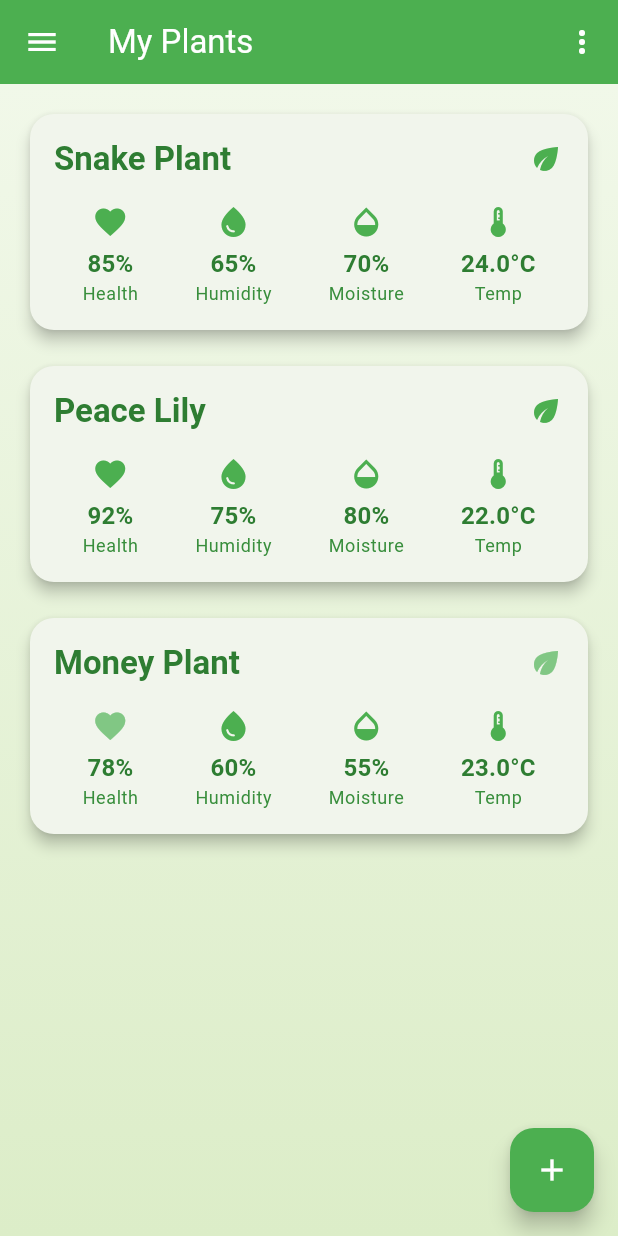
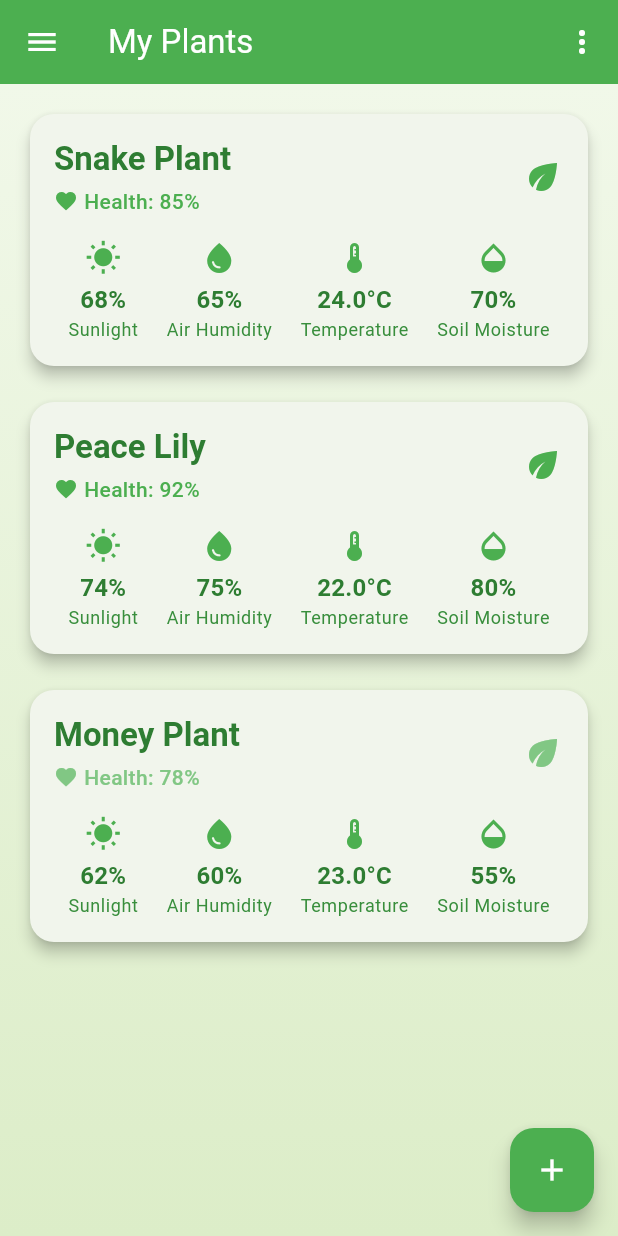
Before and after one commit to Ansh934/poudha, a Flutter app: the HomePage screen opened by its route, on a phone screen of 412 x 824 dp. Run offline on Flutter 3.47's test engine with Material 3 defaults, Android fonts, the light colour scheme and no system bars.

Commit message:
Enhance plant metrics card with improved layout and metrics display
- Refactored PlantMetricsCard to show more detailed health information
- Added health icon and percentage to plant name section
- Reorganized metrics columns with more descriptive labels
- Updated health color logic to use AppColors
- Increased icon sizes and improved visual hierarchy

```diff
--- a/lib/pages/home_page.dart
+++ b/lib/pages/home_page.dart
@@ -207,16 +207,42 @@ class _PlantMetricsCard extends StatelessWidget {
               Row(
                 mainAxisAlignment: MainAxisAlignment.spaceBetween,
                 children: [
-                  Text(
-                    plantName,
-                    style: Theme.of(context).textTheme.titleLarge?.copyWith(
-                          color: AppColors.darkGreen,
-                          fontWeight: FontWeight.bold,
+                  Expanded(
+                    child: Column(
+                      crossAxisAlignment: CrossAxisAlignment.start,
+                      children: [
+                        Text(
+                          plantName,
+                          style: Theme.of(context).textTheme.titleLarge?.copyWith(
+                                color: AppColors.darkGreen,
+                                fontWeight: FontWeight.bold,
+                              ),
                         ),
+                        const SizedBox(height: 4),
+                        Row(
+                          children: [
+                            Icon(
+                              Icons.favorite,
+                              size: 16,
+                              color: _getHealthColor(health),
+                            ),
+                            const SizedBox(width: 4),
+                            Text(
+                              'Health: $health%',
+                              style: Theme.of(context).textTheme.bodyMedium?.copyWith(
+                                    color: _getHealthColor(health),
+                                    fontWeight: FontWeight.w500,
+                                  ),
+                            ),
+                          ],
+                        ),
+                      ],
+                    ),
                   ),
                   Icon(
                     Icons.eco,
                     color: health > 80 ? AppColors.primary : AppColors.secondary,
+                    size: 28,
                   ),
                 ],
               ),
@@ -225,27 +251,27 @@ class _PlantMetricsCard extends StatelessWidget {
                 mainAxisAlignment: MainAxisAlignment.spaceAround,
                 children: [
                   _MetricColumn(
-                    icon: Icons.favorite,
-                    value: '$health%',
-                    label: 'Health',
-                    color: _getHealthColor(health),
+                    icon: Icons.wb_sunny,
+                    value: '${(health * 0.8).round()}%',
+                    label: 'Sunlight',
+                    color: AppColors.primary,
                   ),
                   _MetricColumn(
                     icon: Icons.water_drop,
                     value: '$humidity%',
-                    label: 'Humidity',
+                    label: 'Air Humidity',
+                    color: AppColors.primary,
+                  ),
+                  _MetricColumn(
+                    icon: Icons.thermostat,
+                    value: '${temperature.toStringAsFixed(1)}°C',
+                    label: 'Temperature',
                     color: AppColors.primary,
                   ),
                   _MetricColumn(
                     icon: Icons.opacity,
                     value: '$moisture%',
-                    label: 'Moisture',
-                    color: AppColors.primary,
-                  ),
-                  _MetricColumn(
-                    icon: Icons.thermostat,
-                    value: '${temperature.toStringAsFixed(1)}°C',
-                    label: 'Temp',
+                    label: 'Soil Moisture',
                     color: AppColors.primary,
                   ),
                 ],
@@ -260,7 +286,7 @@ class _PlantMetricsCard extends StatelessWidget {
   Color _getHealthColor(int health) {
     if (health >= 80) return AppColors.primary;
     if (health >= 60) return AppColors.secondary;
-    return Colors.orange;
+    return AppColors.orange;
   }
 }
 
--- a/pubspec.yaml
+++ b/pubspec.yaml
@@ -35,6 +35,7 @@ dependencies:
   # The following adds the Cupertino Icons font to your application.
   # Use with the CupertinoIcons class for iOS style icons.
   cupertino_icons: ^1.0.8
+  lucide_icons: ^0.257.0
 
 dev_dependencies:
   flutter_test:
```
Also changed, not shown: pubspec.lock.
